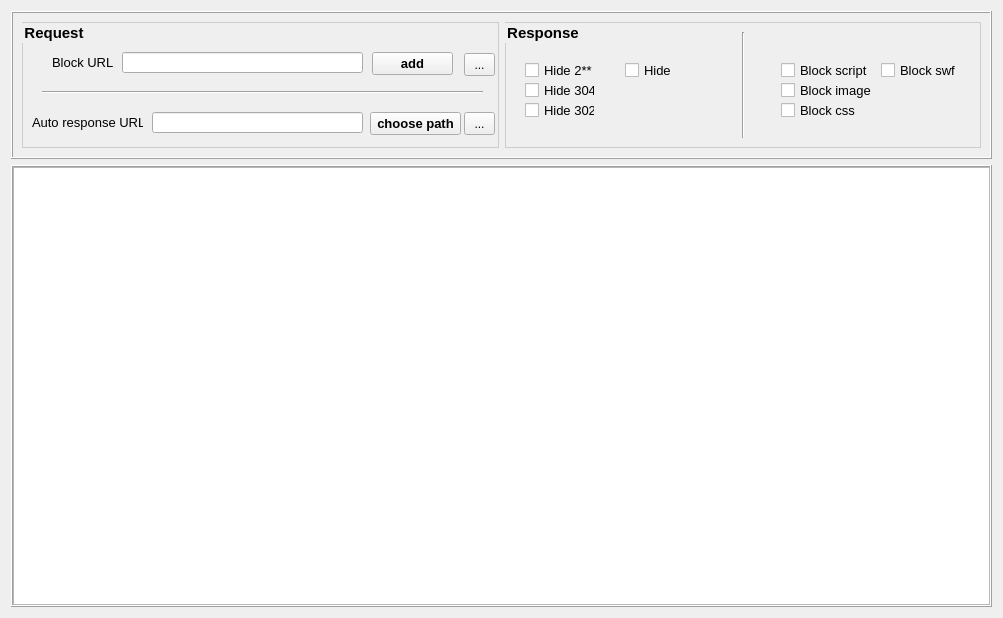
The window that filter.ui (byron90/webdebug) describes before a commit, drawn with Qt 5.
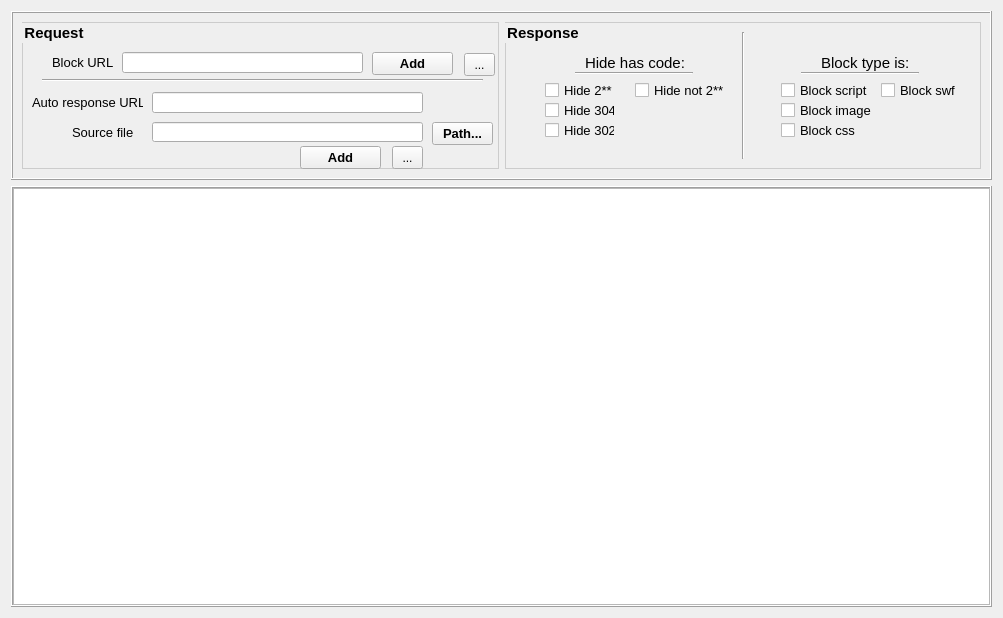
The same window after the commit.

Commit message: add filter ui control

```diff
--- a/filter.ui
+++ b/filter.ui
@@ -19,7 +19,7 @@
      <property name="sizePolicy">
       <sizepolicy hsizetype="Preferred" vsizetype="Preferred">
        <horstretch>0</horstretch>
-       <verstretch>1</verstretch>
+       <verstretch>2</verstretch>
       </sizepolicy>
      </property>
      <property name="frameShape">
@@ -89,7 +89,7 @@
           </font>
          </property>
          <property name="text">
-          <string>add</string>
+          <string>Add</string>
          </property>
         </widget>
         <widget class="QToolButton" name="btnBkUrlDetl">
@@ -109,7 +109,7 @@
          <property name="geometry">
           <rect>
            <x>20</x>
-           <y>62</y>
+           <y>50</y>
            <width>441</width>
            <height>16</height>
           </rect>
@@ -122,7 +122,7 @@
          <property name="geometry">
           <rect>
            <x>10</x>
-           <y>90</y>
+           <y>70</y>
            <width>111</width>
            <height>21</height>
           </rect>
@@ -140,8 +140,8 @@
          <property name="geometry">
           <rect>
            <x>130</x>
-           <y>90</y>
-           <width>211</width>
+           <y>70</y>
+           <width>271</width>
            <height>21</height>
           </rect>
          </property>
@@ -149,9 +149,9 @@
         <widget class="QPushButton" name="btnAutoPath">
          <property name="geometry">
           <rect>
-           <x>348</x>
-           <y>90</y>
-           <width>91</width>
+           <x>410</x>
+           <y>100</y>
+           <width>61</width>
            <height>23</height>
           </rect>
          </property>
@@ -163,14 +163,14 @@
           </font>
          </property>
          <property name="text">
-          <string>choose path</string>
+          <string>Path...</string>
          </property>
         </widget>
         <widget class="QToolButton" name="btnAutoDetl">
          <property name="geometry">
           <rect>
-           <x>442</x>
-           <y>90</y>
+           <x>370</x>
+           <y>124</y>
            <width>31</width>
            <height>23</height>
           </rect>
@@ -179,6 +179,57 @@
           <string>...</string>
          </property>
         </widget>
+        <widget class="QLineEdit" name="ledtSrcPath">
+         <property name="geometry">
+          <rect>
+           <x>130</x>
+           <y>100</y>
+           <width>271</width>
+           <height>20</height>
+          </rect>
+         </property>
+         <property name="readOnly">
+          <bool>true</bool>
+         </property>
+        </widget>
+        <widget class="QPushButton" name="btnAddAutoResp">
+         <property name="geometry">
+          <rect>
+           <x>278</x>
+           <y>124</y>
+           <width>81</width>
+           <height>23</height>
+          </rect>
+         </property>
+         <property name="font">
+          <font>
+           <pointsize>10</pointsize>
+           <weight>75</weight>
+           <bold>true</bold>
+          </font>
+         </property>
+         <property name="text">
+          <string>Add</string>
+         </property>
+        </widget>
+        <widget class="QLabel" name="label_3">
+         <property name="geometry">
+          <rect>
+           <x>50</x>
+           <y>100</y>
+           <width>71</width>
+           <height>21</height>
+          </rect>
+         </property>
+         <property name="font">
+          <font>
+           <pointsize>10</pointsize>
+          </font>
+         </property>
+         <property name="text">
+          <string>Source file</string>
+         </property>
+        </widget>
        </widget>
       </item>
       <item>
@@ -208,8 +259,8 @@
            <widget class="QCheckBox" name="checkBox">
             <property name="geometry">
              <rect>
-              <x>10</x>
-              <y>30</y>
+              <x>30</x>
+              <y>50</y>
               <width>70</width>
               <height>17</height>
              </rect>
@@ -226,9 +277,9 @@
            <widget class="QCheckBox" name="checkBox_2">
             <property name="geometry">
              <rect>
-              <x>110</x>
-              <y>30</y>
-              <width>70</width>
+              <x>120</x>
+              <y>50</y>
+              <width>91</width>
               <height>17</height>
              </rect>
             </property>
@@ -238,14 +289,14 @@
              </font>
             </property>
             <property name="text">
-             <string>Hide </string>
+             <string>Hide not 2**</string>
             </property>
            </widget>
            <widget class="QCheckBox" name="checkBox_3">
             <property name="geometry">
              <rect>
-              <x>10</x>
-              <y>50</y>
+              <x>30</x>
+              <y>70</y>
               <width>70</width>
               <height>17</height>
              </rect>
@@ -262,8 +313,8 @@
            <widget class="QCheckBox" name="checkBox_4">
             <property name="geometry">
              <rect>
-              <x>10</x>
-              <y>70</y>
+              <x>30</x>
+              <y>90</y>
               <width>70</width>
               <height>17</height>
              </rect>
@@ -277,6 +328,44 @@
              <string>Hide 302</string>
             </property>
            </widget>
+           <widget class="QLabel" name="label_4">
+            <property name="geometry">
+             <rect>
+              <x>70</x>
+              <y>20</y>
+              <width>111</width>
+              <height>21</height>
+             </rect>
+            </property>
+            <property name="font">
+             <font>
+              <pointsize>11</pointsize>
+             </font>
+            </property>
+            <property name="text">
+             <string>Hide has code:</string>
+            </property>
+           </widget>
+           <widget class="Line" name="line">
+            <property name="geometry">
+             <rect>
+              <x>60</x>
+              <y>40</y>
+              <width>118</width>
+              <height>3</height>
+             </rect>
+            </property>
+            <property name="orientation">
+             <enum>Qt::Horizontal</enum>
+            </property>
+           </widget>
+           <zorder>cboxHide2</zorder>
+           <zorder>cboxHiden2</zorder>
+           <zorder>cboxHide304</zorder>
+           <zorder>cboxHide302</zorder>
+           <zorder>groupBox</zorder>
+           <zorder>label_4</zorder>
+           <zorder>line</zorder>
           </widget>
          </item>
          <item>
@@ -298,7 +387,7 @@
             <property name="geometry">
              <rect>
               <x>30</x>
-              <y>30</y>
+              <y>50</y>
               <width>91</width>
               <height>17</height>
              </rect>
@@ -316,7 +405,7 @@
             <property name="geometry">
              <rect>
               <x>130</x>
-              <y>30</y>
+              <y>50</y>
               <width>81</width>
               <height>17</height>
              </rect>
@@ -334,7 +423,7 @@
             <property name="geometry">
              <rect>
               <x>30</x>
-              <y>50</y>
+              <y>70</y>
               <width>91</width>
               <height>17</height>
              </rect>
@@ -352,7 +441,7 @@
             <property name="geometry">
              <rect>
               <x>30</x>
-              <y>70</y>
+              <y>90</y>
               <width>91</width>
               <height>17</height>
              </rect>
@@ -366,6 +455,37 @@
              <string>Block css</string>
             </property>
            </widget>
+           <widget class="QLabel" name="label_5">
+            <property name="geometry">
+             <rect>
+              <x>70</x>
+              <y>20</y>
+              <width>101</width>
+              <height>21</height>
+             </rect>
+            </property>
+            <property name="font">
+             <font>
+              <pointsize>11</pointsize>
+             </font>
+            </property>
+            <property name="text">
+             <string>Block type is:</string>
+            </property>
+           </widget>
+           <widget class="Line" name="line_4">
+            <property name="geometry">
+             <rect>
+              <x>50</x>
+              <y>40</y>
+              <width>118</width>
+              <height>3</height>
+             </rect>
+            </property>
+            <property name="orientation">
+             <enum>Qt::Horizontal</enum>
+            </property>
+           </widget>
            <zorder>frame_3</zorder>
            <zorder>checkBox_5</zorder>
            <zorder>checkBox_6</zorder>
@@ -389,7 +509,7 @@
      <property name="sizePolicy">
       <sizepolicy hsizetype="Preferred" vsizetype="Preferred">
        <horstretch>0</horstretch>
-       <verstretch>3</verstretch>
+       <verstretch>5</verstretch>
       </sizepolicy>
      </property>
      <property name="frameShape">
```
Left out of the diff: 26 changed lines with no effect on the pictures. The commit also changes 11 other files.
